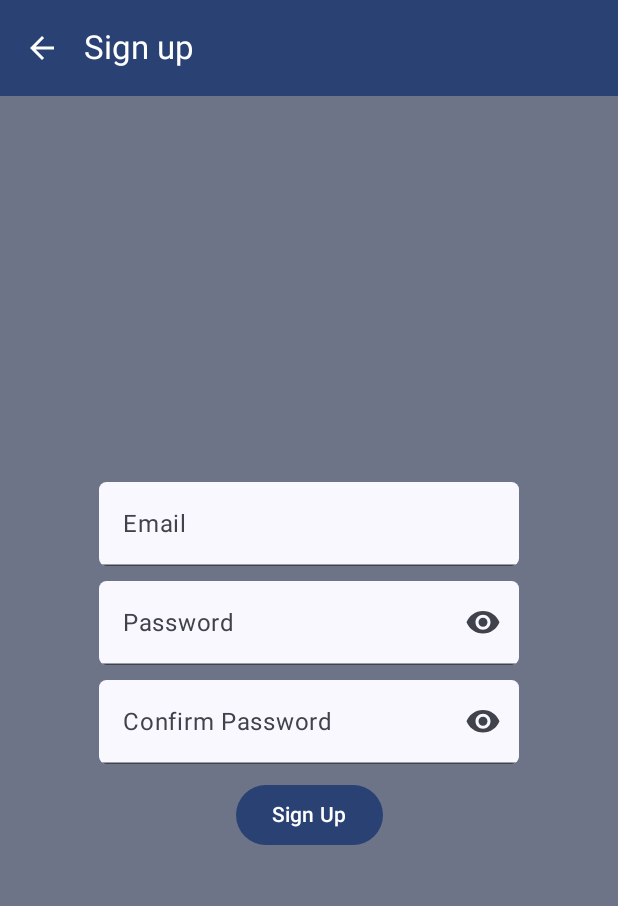
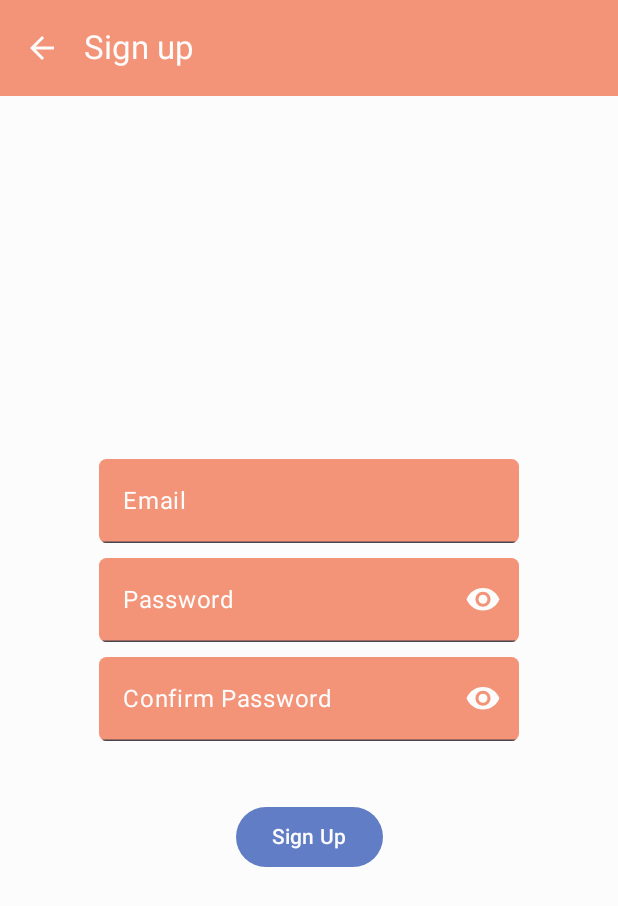
Before and after one commit to kriszti0719/SzoftArch-HF, an Android app built with Jetpack Compose: the screen it shows after launch (MainActivity), after a tap on an icon or button, on a phone screen of 412 x 824 dp. Shown: the top 906 px of the screen. Run offline under Robolectric (Android 15) with nearby library versions, the phone set to English and light mode, and no system bars; our stand-ins replace Firebase (no records; nobody signed in at launch, a user with empty details on screens opened directly); 1 other tap on this screen came first.

Commit message:
Firebase Login
And colors

```diff
--- a/CitySee/app/src/main/java/hu/bme/aut/citysee/feature/auth/login/LoginScreen.kt
+++ b/CitySee/app/src/main/java/hu/bme/aut/citysee/feature/auth/login/LoginScreen.kt
@@ -3,7 +3,9 @@ package hu.bme.aut.citysee.feature.auth.login
 import androidx.compose.foundation.background
 import androidx.compose.foundation.layout.Arrangement
 import androidx.compose.foundation.layout.Column
+import androidx.compose.foundation.layout.Spacer
 import androidx.compose.foundation.layout.fillMaxSize
+import androidx.compose.foundation.layout.height
 import androidx.compose.foundation.layout.padding
 import androidx.compose.material3.*
 import androidx.compose.runtime.Composable
@@ -64,7 +66,7 @@ fun LoginScreen(
         Column(
             modifier = Modifier
                 .padding(padding)
-                .background(MaterialTheme.colorScheme.secondaryContainer)
+                .background(MaterialTheme.colorScheme.tertiary)
                 .fillMaxSize(),
             verticalArrangement = Arrangement.Center,
             horizontalAlignment = Alignment.CenterHorizontally
@@ -86,15 +88,24 @@ fun LoginScreen(
                 isVisible = state.passwordVisibility,
                 onVisibilityChanged = { viewModel.onEvent(LoginUserEvent.PasswordVisibilityChanged) }
             )
+            Spacer(modifier = Modifier.height(30.dp))
             Button(
                 onClick = { viewModel.onEvent(LoginUserEvent.SignIn) },
-                modifier = Modifier.padding(bottom = 10.dp)
+                modifier = Modifier.padding(bottom = 5.dp),
+                colors = ButtonDefaults.buttonColors(
+                    containerColor = MaterialTheme.colorScheme.secondary, // Gomb háttérszíne
+                    contentColor = MaterialTheme.colorScheme.tertiary // Gomb szövegének színe
+                )
             ) {
                 Text(text = stringResource(id = StringResources.button_text_sign_in))
             }
             Button(
                 onClick = onRegisterClick,
-                modifier = Modifier.padding(bottom = 10.dp)
+                modifier = Modifier.padding(bottom = 5.dp),
+                colors = ButtonDefaults.buttonColors(
+                    containerColor = MaterialTheme.colorScheme.secondary, // Gomb háttérszíne
+                    contentColor = MaterialTheme.colorScheme.tertiary // Gomb szövegének színe
+                )
             ) {
                 Text(text = stringResource(id = StringResources.button_text_no_account))
             }
--- a/CitySee/app/src/main/java/hu/bme/aut/citysee/feature/auth/register/RegisterScreen.kt
+++ b/CitySee/app/src/main/java/hu/bme/aut/citysee/feature/auth/register/RegisterScreen.kt
@@ -3,7 +3,9 @@ package hu.bme.aut.citysee.feature.auth.register
 import androidx.compose.foundation.background
 import androidx.compose.foundation.layout.Arrangement
 import androidx.compose.foundation.layout.Column
+import androidx.compose.foundation.layout.Spacer
 import androidx.compose.foundation.layout.fillMaxSize
+import androidx.compose.foundation.layout.height
 import androidx.compose.foundation.layout.padding
 import androidx.compose.material3.*
 import androidx.compose.runtime.Composable
@@ -73,7 +75,7 @@ fun RegisterScreen(
         Column(
             modifier = Modifier
                 .padding(padding)
-                .background(MaterialTheme.colorScheme.secondaryContainer)
+                .background(MaterialTheme.colorScheme.tertiary)
                 .fillMaxSize(),
             verticalArrangement = Arrangement.Center,
             horizontalAlignment = Alignment.CenterHorizontally
@@ -105,7 +107,14 @@ fun RegisterScreen(
                 isVisible = state.confirmPasswordVisibility,
                 onVisibilityChanged = { viewModel.onEvent(RegisterUserEvent.ConfirmPasswordVisibilityChanged) }
             )
-            Button(onClick = { viewModel.onEvent(RegisterUserEvent.SignUp) }) {
+            Spacer(modifier = Modifier.height(30.dp))
+            Button(
+                onClick = { viewModel.onEvent(RegisterUserEvent.SignUp)},
+                colors = ButtonDefaults.buttonColors(
+                    containerColor = MaterialTheme.colorScheme.secondary, // Gomb háttérszíne
+                    contentColor = MaterialTheme.colorScheme.tertiary // Gomb szövegének színe
+                )
+            ) {
                 Text(text = stringResource(id = StringResources.button_text_sign_up))
             }
         }
--- a/CitySee/app/src/main/java/hu/bme/aut/citysee/ui/common/CitySeeAppBar.kt
+++ b/CitySee/app/src/main/java/hu/bme/aut/citysee/ui/common/CitySeeAppBar.kt
@@ -22,17 +22,20 @@ fun CitySeeAppBar(
         navigationIcon = {
             if (onNavigateBack != null) {
                 IconButton(onClick = onNavigateBack) {
-                    Icon(imageVector = Icons.AutoMirrored.Filled.ArrowBack, contentDescription = null)
-
+                    Icon(
+                        imageVector = Icons.AutoMirrored.Filled.ArrowBack,
+                        contentDescription = null,
+                        tint = MaterialTheme.colorScheme.tertiary
+                    )
                 }
             }
         },
         actions = actions,
         colors = TopAppBarDefaults.topAppBarColors(
             containerColor = MaterialTheme.colorScheme.primary,
-            titleContentColor = MaterialTheme.colorScheme.onPrimary,
-            actionIconContentColor = MaterialTheme.colorScheme.onPrimary,
-            navigationIconContentColor = MaterialTheme.colorScheme.onPrimary
+            titleContentColor = MaterialTheme.colorScheme.tertiary,
+            actionIconContentColor = MaterialTheme.colorScheme.tertiary,
+            navigationIconContentColor = MaterialTheme.colorScheme.tertiary
         )
     )
 }
--- a/CitySee/app/src/main/java/hu/bme/aut/citysee/ui/common/EmailTextField.kt
+++ b/CitySee/app/src/main/java/hu/bme/aut/citysee/ui/common/EmailTextField.kt
@@ -5,6 +5,7 @@ import androidx.compose.foundation.shape.RoundedCornerShape
 import androidx.compose.foundation.text.KeyboardActionScope
 import androidx.compose.foundation.text.KeyboardActions
 import androidx.compose.foundation.text.KeyboardOptions
+import androidx.compose.foundation.text.selection.TextSelectionColors
 import androidx.compose.material.icons.Icons
 import androidx.compose.material.icons.filled.ErrorOutline
 import androidx.compose.material3.*
@@ -60,10 +61,17 @@ fun EmailTextField(
             onDone = onDone
         ),
         colors = TextFieldDefaults.colors(
-            focusedContainerColor = MaterialTheme.colorScheme.surface,
-            unfocusedContainerColor = MaterialTheme.colorScheme.surface,
-            focusedTextColor = MaterialTheme.colorScheme.onSurface,
-            unfocusedTextColor = MaterialTheme.colorScheme.onSurface
+            focusedContainerColor = MaterialTheme.colorScheme.primary,
+            unfocusedContainerColor = MaterialTheme.colorScheme.primary,
+            focusedTextColor = MaterialTheme.colorScheme.tertiary,
+            unfocusedTextColor = MaterialTheme.colorScheme.tertiary,
+            focusedLabelColor = MaterialTheme.colorScheme.tertiary,
+            unfocusedLabelColor = MaterialTheme.colorScheme.tertiary,
+            cursorColor = MaterialTheme.colorScheme.tertiary,
+            selectionColors = TextSelectionColors(
+                handleColor = MaterialTheme.colorScheme.tertiary,
+                backgroundColor = MaterialTheme.colorScheme.tertiary.copy(alpha = 0.3f)
+            ),
         ),
         shape = shape
     )
--- a/CitySee/app/src/main/java/hu/bme/aut/citysee/ui/common/PasswordTextField.kt
+++ b/CitySee/app/src/main/java/hu/bme/aut/citysee/ui/common/PasswordTextField.kt
@@ -57,7 +57,11 @@ fun PasswordTextField(
         } else {
             {
                 IconButton(onClick = onVisibilityChanged) {
-                    Icon(imageVector = visibilityIcon, contentDescription = null)
+                    Icon(
+                        imageVector = visibilityIcon,
+                        contentDescription = null,
+                        tint = MaterialTheme.colorScheme.tertiary // A szemecske ikon színének beállítása
+                    )
                 }
             }
         },
@@ -75,10 +79,12 @@ fun PasswordTextField(
         ),
         visualTransformation = if (isVisible) VisualTransformation.None else PasswordVisualTransformation(),
         colors = TextFieldDefaults.colors(
-            focusedContainerColor = MaterialTheme.colorScheme.surface,
-            unfocusedContainerColor = MaterialTheme.colorScheme.surface,
-            focusedTextColor = MaterialTheme.colorScheme.onSurface,
-            unfocusedTextColor = MaterialTheme.colorScheme.onSurface
+            focusedContainerColor = MaterialTheme.colorScheme.primary,
+            unfocusedContainerColor = MaterialTheme.colorScheme.primary,
+            focusedTextColor = MaterialTheme.colorScheme.tertiary,
+            unfocusedTextColor = MaterialTheme.colorScheme.tertiary,
+            focusedLabelColor = MaterialTheme.colorScheme.tertiary,
+            unfocusedLabelColor = MaterialTheme.colorScheme.tertiary
         ),
         shape = shape
     )
--- a/CitySee/app/src/main/java/hu/bme/aut/citysee/ui/theme/Color.kt
+++ b/CitySee/app/src/main/java/hu/bme/aut/citysee/ui/theme/Color.kt
@@ -2,10 +2,10 @@ package hu.bme.aut.citysee.ui.theme
 
 import androidx.compose.ui.graphics.Color
 
-val Purple80 = Color(0xFFD0BCFF)
-val PurpleGrey80 = Color(0xFFCCC2DC)
-val Pink80 = Color(0xFFEFB8C8)
+val DarkPrimary = Color(0xffe8a6ad)
+val DarkSecondary = Color(0xffb1a1d1)
+val DarkTertiary = Color(0xff2e3b5e)
 
-val Purple40 = Color(0xFF6650a4)
-val PurpleGrey40 = Color(0xFF625b71)
-val Pink40 = Color(0xFF7D5260)
+val LightPrimary = Color(0xfff39377)
+val LightSecondary = Color(0xff617dc5)
+val LightTertiary = Color(0xfffcfcfc)
--- a/CitySee/app/src/main/java/hu/bme/aut/citysee/ui/theme/Theme.kt
+++ b/CitySee/app/src/main/java/hu/bme/aut/citysee/ui/theme/Theme.kt
@@ -1,6 +1,5 @@
 package hu.bme.aut.citysee.ui.theme
 
-import android.app.Activity
 import android.os.Build
 import androidx.compose.foundation.isSystemInDarkTheme
 import androidx.compose.material3.MaterialTheme
@@ -12,32 +11,22 @@ import androidx.compose.runtime.Composable
 import androidx.compose.ui.platform.LocalContext
 
 private val DarkColorScheme = darkColorScheme(
-    primary = Purple80,
-    secondary = PurpleGrey80,
-    tertiary = Pink80
+    primary = DarkPrimary,
+    secondary = DarkSecondary,
+    tertiary = DarkTertiary
 )
 
 private val LightColorScheme = lightColorScheme(
-    primary = Purple40,
-    secondary = PurpleGrey40,
-    tertiary = Pink40
-
-    /* Other default colors to override
-    background = Color(0xFFFFFBFE),
-    surface = Color(0xFFFFFBFE),
-    onPrimary = Color.White,
-    onSecondary = Color.White,
-    onTertiary = Color.White,
-    onBackground = Color(0xFF1C1B1F),
-    onSurface = Color(0xFF1C1B1F),
-    */
+    primary = LightPrimary,
+    secondary = LightSecondary,
+    tertiary = LightTertiary
 )
 
 @Composable
 fun CitySeeTheme(
     darkTheme: Boolean = isSystemInDarkTheme(),
     // Dynamic color is available on Android 12+
-    dynamicColor: Boolean = true,
+    dynamicColor: Boolean = false,
     content: @Composable () -> Unit
 ) {
     val colorScheme = when {
@@ -46,7 +35,7 @@ fun CitySeeTheme(
             if (darkTheme) dynamicDarkColorScheme(context) else dynamicLightColorScheme(context)
         }
 
-        darkTheme -> DarkColorScheme
+        darkTheme -> LightColorScheme
         else -> LightColorScheme
     }
 
--- a/CitySee/app/src/main/res/values/themes.xml
+++ b/CitySee/app/src/main/res/values/themes.xml
@@ -1,5 +1,4 @@
 <?xml version="1.0" encoding="utf-8"?>
 <resources>
-
     <style name="Theme.CitySee" parent="android:Theme.Material.Light.NoActionBar" />
 </resources>
```
Also changed, not shown: CitySee/app/src/main/java/hu/bme/aut/citysee/feature/home/HomeScreen.kt (added, +97 -0 lines), CitySee/app/src/main/java/hu/bme/aut/citysee/feature/home/Menu.kt (added, +40 -0 lines), CitySee/app/src/main/java/hu/bme/aut/citysee/feature/home/MenuItemUiModel.kt (added, +31 -0 lines), CitySee/app/src/main/java/hu/bme/aut/citysee/navigation/NavGraph.kt (+14 -5 lines), CitySee/app/src/main/java/hu/bme/aut/citysee/navigation/Screen.kt (+8 -0 lines), CitySee/app/src/main/res/values/strings.xml (+10 -0 lines).
